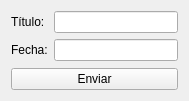
First picture: the form in Prueba tp/form_organigrama.ui, repository stel0/TP-PYTHON, before the edit.
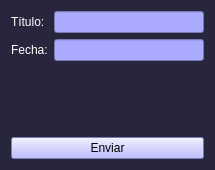
Second picture: the form after the edit.

The edit to the form file:
```diff
--- a/Prueba tp/form_organigrama.ui
+++ b/Prueba tp/form_organigrama.ui
@@ -6,40 +6,72 @@
    <rect>
     <x>0</x>
     <y>0</y>
-    <width>189</width>
-    <height>101</height>
+    <width>215</width>
+    <height>250</height>
    </rect>
   </property>
+  <property name="minimumSize">
+   <size>
+    <width>0</width>
+    <height>170</height>
+   </size>
+  </property>
+  <property name="maximumSize">
+   <size>
+    <width>300</width>
+    <height>100</height>
+   </size>
+  </property>
   <property name="windowTitle">
-   <string>Formulario Organigrama</string>
+   <string>Titulo Del Organigrama</string>
+  </property>
+  <property name="styleSheet">
+   <string notr="true">background-color:#27263c;</string>
   </property>
   <layout class="QVBoxLayout" name="verticalLayout">
    <item>
     <layout class="QFormLayout" name="formLayout">
      <item row="0" column="0">
       <widget class="QLabel" name="titulo_label">
+       <property name="styleSheet">
+        <string notr="true">color:white;</string>
+       </property>
        <property name="text">
         <string>Título:</string>
        </property>
       </widget>
      </item>
      <item row="0" column="1">
-      <widget class="QLineEdit" name="titulo_lineEdit"/>
+      <widget class="QLineEdit" name="titulo_lineEdit">
+       <property name="styleSheet">
+        <string notr="true">background-color:rgb(170, 170, 255);</string>
+       </property>
+      </widget>
      </item>
      <item row="1" column="0">
       <widget class="QLabel" name="label">
+       <property name="styleSheet">
+        <string notr="true">color:white;</string>
+       </property>
        <property name="text">
         <string>Fecha:</string>
        </property>
       </widget>
      </item>
      <item row="1" column="1">
-      <widget class="QLineEdit" name="fecha_lineEdit"/>
+      <widget class="QLineEdit" name="fecha_lineEdit">
+       <property name="styleSheet">
+        <string notr="true">background-color:rgb(170, 170, 255);</string>
+       </property>
+      </widget>
      </item>
     </layout>
    </item>
    <item>
     <widget class="QPushButton" name="enviar_button">
+     <property name="styleSheet">
+      <string notr="true">background-color:rgb(170, 170, 255);</string>
+     </property>
      <property name="text">
       <string>Enviar</string>
      </property>
```
